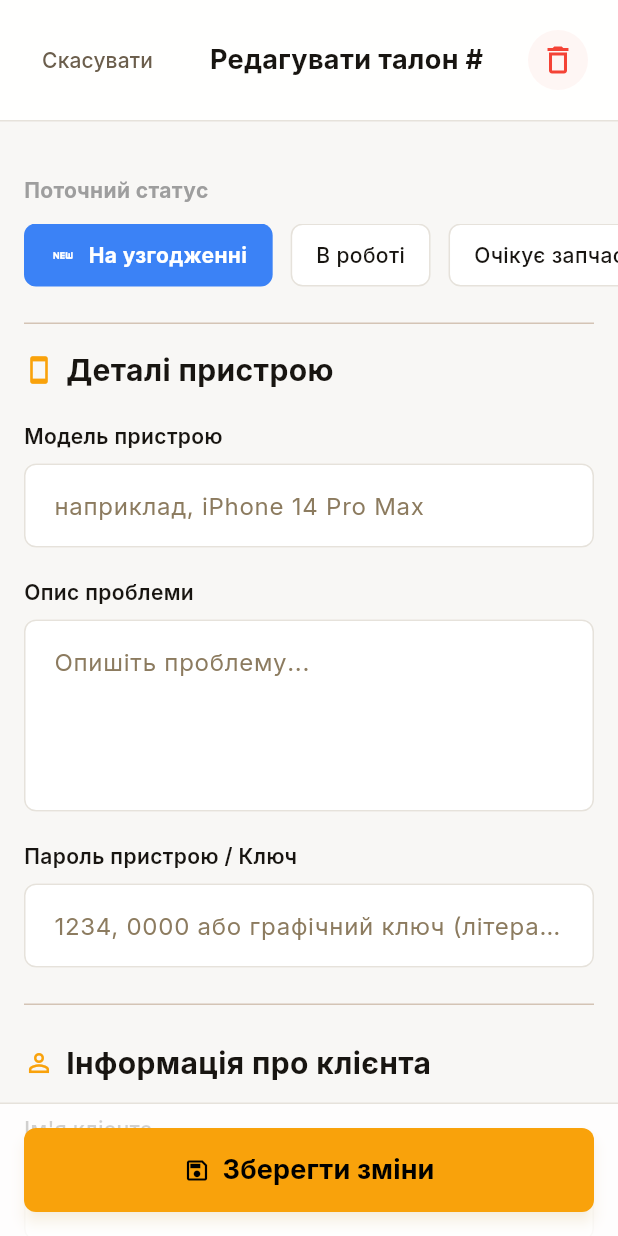
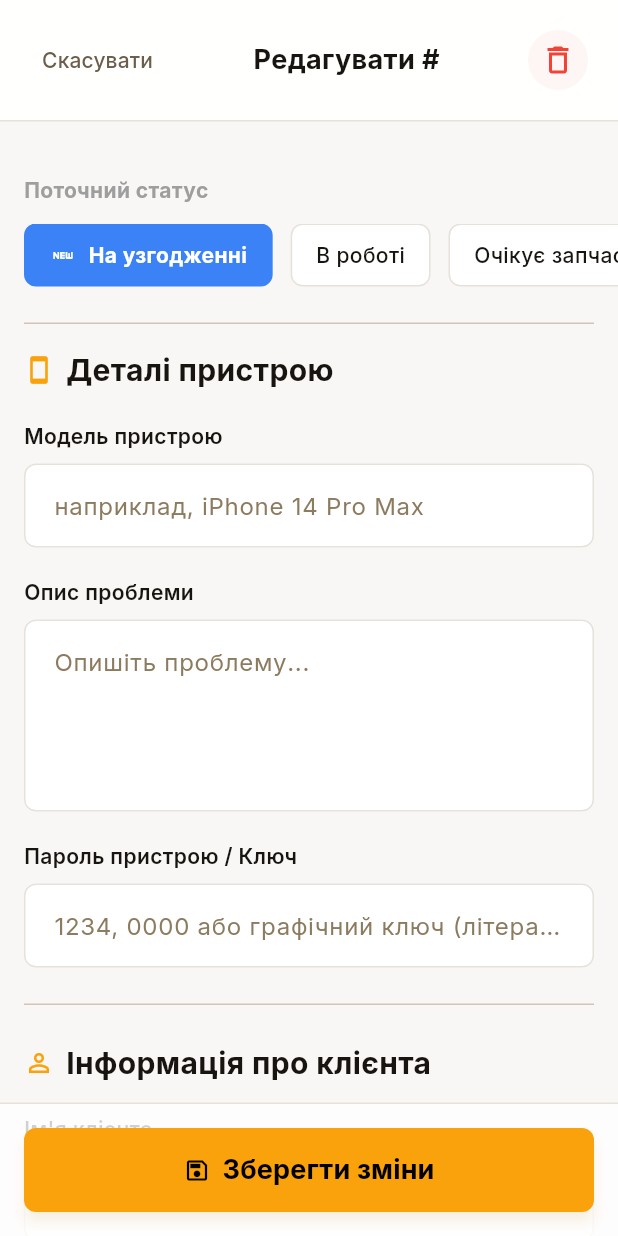
Before and after one commit to Gt710/lionstore-frontend, a Flutter app: the EditTicketPage screen opened directly with empty values, on a phone screen of 412 x 824 dp. Run offline on Flutter 3.47's test engine with Material 3 defaults, Android fonts, the phone set to English and light mode, and no system bars; our stand-ins replace google_fonts.

Commit message:
Fix overlap keyboard

```diff
--- a/lib/presentation/pages/create_ticket_page.dart
+++ b/lib/presentation/pages/create_ticket_page.dart
@@ -173,7 +173,9 @@ class _CreateTicketPageState extends State<CreateTicketPage> {
           ],
         ),
       ),
-      floatingActionButton: _buildCreateButton(),
+      floatingActionButton: MediaQuery.of(context).viewInsets.bottom > 0
+          ? null
+          : _buildCreateButton(),
       floatingActionButtonLocation: FloatingActionButtonLocation.centerDocked,
     );
   }
--- a/lib/presentation/pages/edit_ticket_page.dart
+++ b/lib/presentation/pages/edit_ticket_page.dart
@@ -206,7 +206,9 @@ class _EditTicketPageState extends State<EditTicketPage> {
           ],
         ),
       ),
-      floatingActionButton: _buildSaveButton(),
+      floatingActionButton: MediaQuery.of(context).viewInsets.bottom > 0
+          ? null
+          : _buildSaveButton(),
       floatingActionButtonLocation: FloatingActionButtonLocation.centerDocked,
     );
   }
@@ -240,7 +242,7 @@ class _EditTicketPageState extends State<EditTicketPage> {
             ),
           ),
           Text(
-            'Редагувати талон #${widget.ticket.id}',
+            'Редагувати #${widget.ticket.id}',
             style: const TextStyle(fontSize: 18, fontWeight: FontWeight.bold),
           ),
           IconButton(
```
Also changed, not shown: pubspec.lock.
